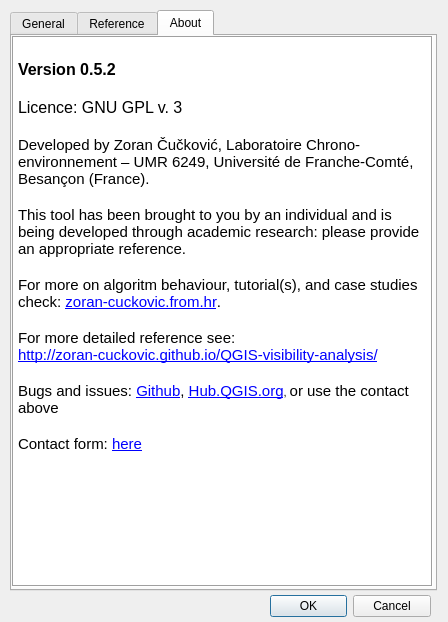
First picture: the form in ui_viewshedanalysis.ui, repository zoran-cuckovic/QGIS-visibility-analysis, before the edit.
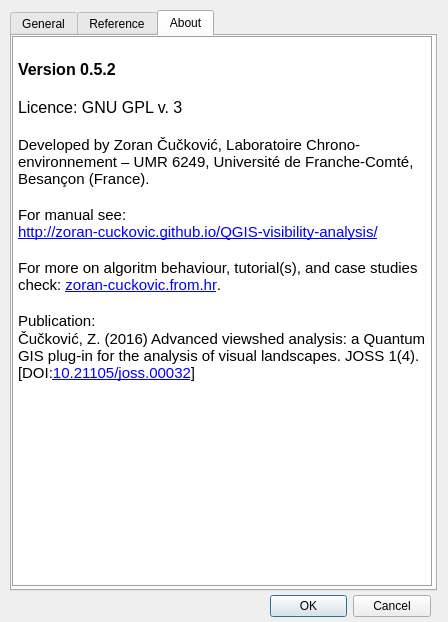
Second picture: the form after the edit. The open tabs and pages were chosen to show the change.

```diff
--- a/ui_viewshedanalysis.ui
+++ b/ui_viewshedanalysis.ui
@@ -612,15 +612,18 @@
 &lt;p style=&quot;-qt-paragraph-type:empty; margin-top:0px; margin-bottom:0px; margin-left:0px; margin-right:0px; -qt-block-indent:0; text-indent:0px; font-family:'Ubuntu'; font-size:12pt; font-weight:600;&quot;&gt;&lt;br /&gt;&lt;/p&gt;
 &lt;p style=&quot; margin-top:0px; margin-bottom:0px; margin-left:0px; margin-right:0px; -qt-block-indent:0; text-indent:0px;&quot;&gt;&lt;span style=&quot; font-family:'Ubuntu'; font-size:11pt;&quot;&gt;Developed by Zoran Čučković, Laboratoire Chrono-environnement – UMR 6249, Université de Franche-Comté, Besançon (France).&lt;/span&gt;&lt;/p&gt;
 &lt;p style=&quot;-qt-paragraph-type:empty; margin-top:0px; margin-bottom:0px; margin-left:0px; margin-right:0px; -qt-block-indent:0; text-indent:0px; font-family:'Ubuntu'; font-size:11pt;&quot;&gt;&lt;br /&gt;&lt;/p&gt;
-&lt;p style=&quot; margin-top:0px; margin-bottom:0px; margin-left:0px; margin-right:0px; -qt-block-indent:0; text-indent:0px;&quot;&gt;&lt;span style=&quot; font-family:'Ubuntu'; font-size:11pt;&quot;&gt;This tool has been brought to you by an individual and is being developed through academic research: please provide an appropriate reference.&lt;/span&gt;&lt;/p&gt;
+&lt;p style=&quot; margin-top:0px; margin-bottom:0px; margin-left:0px; margin-right:0px; -qt-block-indent:0; text-indent:0px;&quot;&gt;&lt;span style=&quot; font-family:'Ubuntu'; font-size:11pt;&quot;&gt;For manual see: &lt;br /&gt;&lt;/span&gt;&lt;a href=&quot;http://zoran-cuckovic.github.io/QGIS-visibility-analysis/&quot;&gt;&lt;span style=&quot; font-family:'Ubuntu'; font-size:11pt; text-decoration: underline; color:#0000ff;&quot;&gt;http://zoran-cuckovic.github.io/QGIS-visibility-analysis/&lt;/span&gt;&lt;/a&gt;&lt;span style=&quot; font-family:'Ubuntu'; font-size:11pt;&quot;&gt; &lt;/span&gt;&lt;/p&gt;
 &lt;p style=&quot;-qt-paragraph-type:empty; margin-top:0px; margin-bottom:0px; margin-left:0px; margin-right:0px; -qt-block-indent:0; text-indent:0px; font-family:'Ubuntu'; font-size:11pt;&quot;&gt;&lt;br /&gt;&lt;/p&gt;
 &lt;p style=&quot; margin-top:0px; margin-bottom:0px; margin-left:0px; margin-right:0px; -qt-block-indent:0; text-indent:0px;&quot;&gt;&lt;span style=&quot; font-family:'Ubuntu'; font-size:11pt;&quot;&gt;For more on algoritm behaviour, tutorial(s), and case studies check: &lt;/span&gt;&lt;a href=&quot;http://zoran-cuckovic.from.hr&quot;&gt;&lt;span style=&quot; font-size:11pt; text-decoration: underline; color:#0000ff;&quot;&gt;zoran-cuckovic.from.hr&lt;/span&gt;&lt;/a&gt;&lt;span style=&quot; font-family:'Ubuntu'; font-size:11pt;&quot;&gt;.&lt;/span&gt;&lt;/p&gt;
 &lt;p style=&quot;-qt-paragraph-type:empty; margin-top:0px; margin-bottom:0px; margin-left:0px; margin-right:0px; -qt-block-indent:0; text-indent:0px; font-family:'Ubuntu'; font-size:11pt;&quot;&gt;&lt;br /&gt;&lt;/p&gt;
-&lt;p style=&quot; margin-top:0px; margin-bottom:0px; margin-left:0px; margin-right:0px; -qt-block-indent:0; text-indent:0px;&quot;&gt;&lt;span style=&quot; font-family:'Ubuntu'; font-size:11pt;&quot;&gt;For more detailed reference see: &lt;br /&gt;&lt;/span&gt;&lt;a href=&quot;http://zoran-cuckovic.github.io/QGIS-visibility-analysis/&quot;&gt;&lt;span style=&quot; font-family:'Ubuntu'; font-size:11pt; text-decoration: underline; color:#0000ff;&quot;&gt;http://zoran-cuckovic.github.io/QGIS-visibility-analysis/&lt;/span&gt;&lt;/a&gt;&lt;span style=&quot; font-family:'Ubuntu'; font-size:11pt;&quot;&gt; &lt;/span&gt;&lt;/p&gt;
+&lt;p style=&quot; margin-top:0px; margin-bottom:0px; margin-left:0px; margin-right:0px; -qt-block-indent:0; text-indent:0px;&quot;&gt;&lt;span style=&quot; font-family:'Ubuntu'; font-size:11pt;&quot;&gt;Publication:&lt;/span&gt;&lt;/p&gt;
+&lt;p style=&quot; margin-top:0px; margin-bottom:0px; margin-left:0px; margin-right:0px; -qt-block-indent:0; text-indent:0px;&quot;&gt;&lt;span style=&quot; font-family:'Ubuntu'; font-size:11pt;&quot;&gt;Čučković, Z. (2016) Advanced viewshed analysis: a Quantum GIS plug-in for the analysis of visual landscapes. JOSS 1(4). [DOI:&lt;/span&gt;&lt;a href=&quot;http://dx.doi.org/10.21105/joss.00032&quot;&gt;&lt;span style=&quot; font-size:11pt; text-decoration: underline; color:#0000ff;&quot;&gt;10.21105/joss.00032&lt;/span&gt;&lt;/a&gt;&lt;span style=&quot; font-family:'Ubuntu'; font-size:11pt;&quot;&gt;]&lt;/span&gt;&lt;/p&gt;
 &lt;p style=&quot;-qt-paragraph-type:empty; margin-top:0px; margin-bottom:0px; margin-left:0px; margin-right:0px; -qt-block-indent:0; text-indent:0px; font-family:'Ubuntu'; font-size:11pt;&quot;&gt;&lt;br /&gt;&lt;/p&gt;
-&lt;p style=&quot; margin-top:0px; margin-bottom:0px; margin-left:0px; margin-right:0px; -qt-block-indent:0; text-indent:0px;&quot;&gt;&lt;span style=&quot; font-size:11pt;&quot;&gt;Bugs and issues: &lt;/span&gt;&lt;a href=&quot;https://github.com/zoran-cuckovic/QGIS-visibility-analysis/issues&quot;&gt;&lt;span style=&quot; font-size:11pt; text-decoration: underline; color:#0000ff;&quot;&gt;Github&lt;/span&gt;&lt;/a&gt;&lt;span style=&quot; font-size:11pt;&quot;&gt;, &lt;/span&gt;&lt;a href=&quot;https://hub.qgis.org/projects/viewshed/issues&quot;&gt;&lt;span style=&quot; font-size:11pt; text-decoration: underline; color:#0000ff;&quot;&gt;Hub.QGIS.org&lt;/span&gt;&lt;/a&gt;&lt;span style=&quot; font-size:8pt;&quot;&gt;, &lt;/span&gt;&lt;span style=&quot; font-size:11pt;&quot;&gt;or use the contact above&lt;/span&gt;&lt;/p&gt;
+&lt;p style=&quot;-qt-paragraph-type:empty; margin-top:0px; margin-bottom:0px; margin-left:0px; margin-right:0px; -qt-block-indent:0; text-indent:0px; font-family:'Ubuntu'; font-size:11pt;&quot;&gt;&lt;br /&gt;&lt;/p&gt;
+&lt;p style=&quot;-qt-paragraph-type:empty; margin-top:0px; margin-bottom:0px; margin-left:0px; margin-right:0px; -qt-block-indent:0; text-indent:0px; font-family:'Ubuntu'; font-size:11pt;&quot;&gt;&lt;br /&gt;&lt;/p&gt;
+&lt;p style=&quot;-qt-paragraph-type:empty; margin-top:0px; margin-bottom:0px; margin-left:0px; margin-right:0px; -qt-block-indent:0; text-indent:0px; font-size:8pt;&quot;&gt;&lt;br /&gt;&lt;/p&gt;
 &lt;p style=&quot;-qt-paragraph-type:empty; margin-top:0px; margin-bottom:0px; margin-left:0px; margin-right:0px; -qt-block-indent:0; text-indent:0px; font-size:11pt;&quot;&gt;&lt;br /&gt;&lt;/p&gt;
-&lt;p style=&quot; margin-top:0px; margin-bottom:0px; margin-left:0px; margin-right:0px; -qt-block-indent:0; text-indent:0px;&quot;&gt;&lt;span style=&quot; font-family:'Ubuntu'; font-size:11pt;&quot;&gt;Contact form: &lt;/span&gt;&lt;a href=&quot;http://zoran-cuckovic.from.hr/about&quot;&gt;&lt;span style=&quot; font-size:11pt; text-decoration: underline; color:#0000ff;&quot;&gt;here&lt;/span&gt;&lt;/a&gt;&lt;/p&gt;&lt;/body&gt;&lt;/html&gt;</string>
+&lt;p style=&quot;-qt-paragraph-type:empty; margin-top:0px; margin-bottom:0px; margin-left:0px; margin-right:0px; -qt-block-indent:0; text-indent:0px; font-size:8pt;&quot;&gt;&lt;br /&gt;&lt;/p&gt;&lt;/body&gt;&lt;/html&gt;</string>
      </property>
      <property name="openExternalLinks">
       <bool>true</bool>
```
